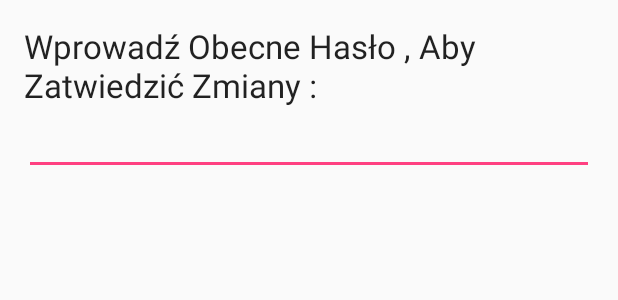
After one commit to Frehon/MyPersonalTrainerApplication, an Android app: the layout oldpassword_check_popup_view.xml on its own in the app's theme, with its tools: preview values and no code run, on a phone screen of 412 x 824 dp. The commit adds this screen. Shown: the top 300 px of the screen. Run offline under Robolectric (Android 15) with nearby library versions, the phone set to English and light mode, and no system bars.

Commit message:
Settings Finished , lets start finally calendar.

```diff
--- a/app/src/main/java/pl/edu/pwr/a200184student/my_personal_trainer/endpoints/UserEndpoint.java
+++ b/app/src/main/java/pl/edu/pwr/a200184student/my_personal_trainer/endpoints/UserEndpoint.java
@@ -26,5 +26,4 @@ public interface UserEndpoint {
 
     @DELETE("api/user/{id}")
     Call<User> deleteUser(@Path("id") Long id);
-
 }
--- a/app/src/main/res/layout/main_panel_settings_view.xml
+++ b/app/src/main/res/layout/main_panel_settings_view.xml
@@ -76,6 +76,7 @@
             android:layout_height="65dp"
             android:layout_weight="0.88"
             android:hint="Nowe Hasło"
+            android:inputType="textPassword"
             android:fontFamily="sans-serif-black"
             android:minHeight="100dp"
             android:textColor="#323232"
@@ -96,8 +97,7 @@
             android:fontFamily="sans-serif-black"
             android:minHeight="100dp"
             android:textColor="#323232"
-            android:textSize="25dp"
-            android:onClick="updateAccountData" />
+            android:textSize="25dp" />
     </TableRow>
 
     <TableRow
--- /dev/null
+++ b/app/src/main/res/layout/oldpassword_check_popup_view.xml
@@ -0,0 +1,29 @@
+<LinearLayout xmlns:android="http://schemas.android.com/apk/res/android"
+xmlns:tools="http://schemas.android.com/tools"
+android:layout_width="match_parent"
+android:layout_height="match_parent"
+android:orientation="vertical"
+android:paddingBottom="@dimen/activity_vertical_margin"
+android:paddingLeft="@dimen/activity_horizontal_margin"
+android:paddingRight="@dimen/activity_horizontal_margin"
+android:paddingTop="@dimen/activity_vertical_margin"
+tools:context="pl.edu.pwr.a200184student.my_personal_trainer.controller.MainPanelSettingsController" >
+
+    <TextView
+        android:id="@+id/textView1"
+        android:layout_width="wrap_content"
+        android:layout_height="wrap_content"
+        android:text="Wprowadź Obecne Hasło , Aby Zatwiedzić Zmiany : "
+        android:textAppearance="?android:attr/textAppearanceLarge" />
+
+    <EditText
+        android:id="@+id/oldPasswordEdtiText"
+        android:layout_width="match_parent"
+        android:layout_height="wrap_content"
+        android:inputType="textPassword">
+        <requestFocus />
+
+    </EditText>
+
+
+</LinearLayout>
```
Also changed, not shown: app/src/main/AndroidManifest.xml (+14 -7 lines), app/src/main/java/pl/edu/pwr/a200184student/my_personal_trainer/controller/MainPanelSettingsController.java (+74 -9 lines), app/src/main/java/pl/edu/pwr/a200184student/my_personal_trainer/service/UserService.java (+15 -0 lines).
